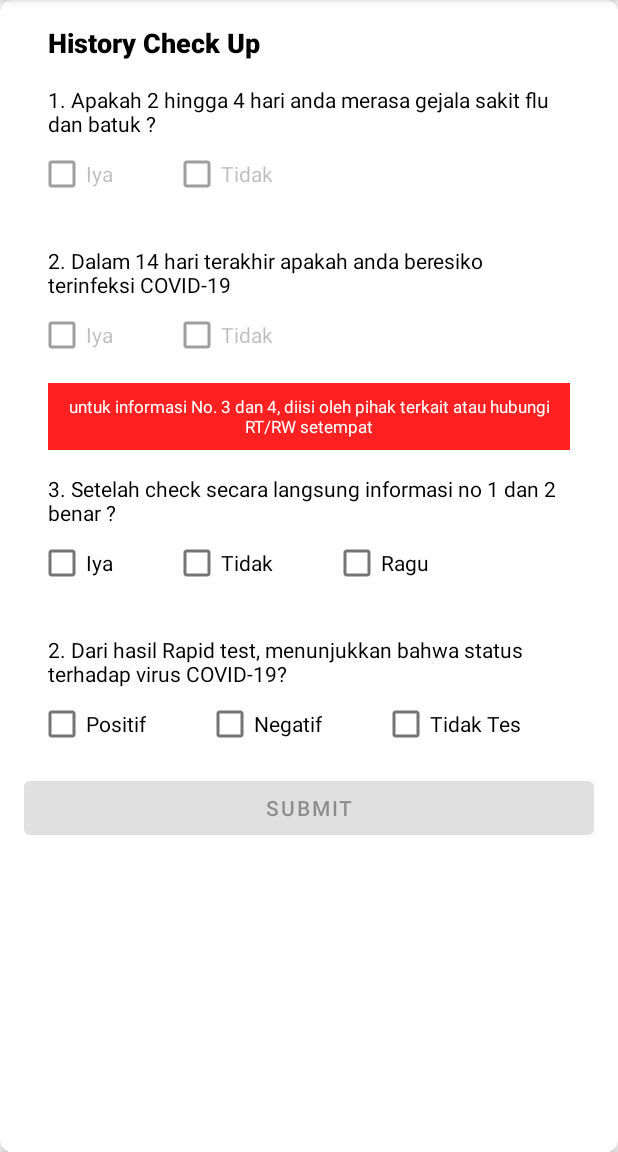
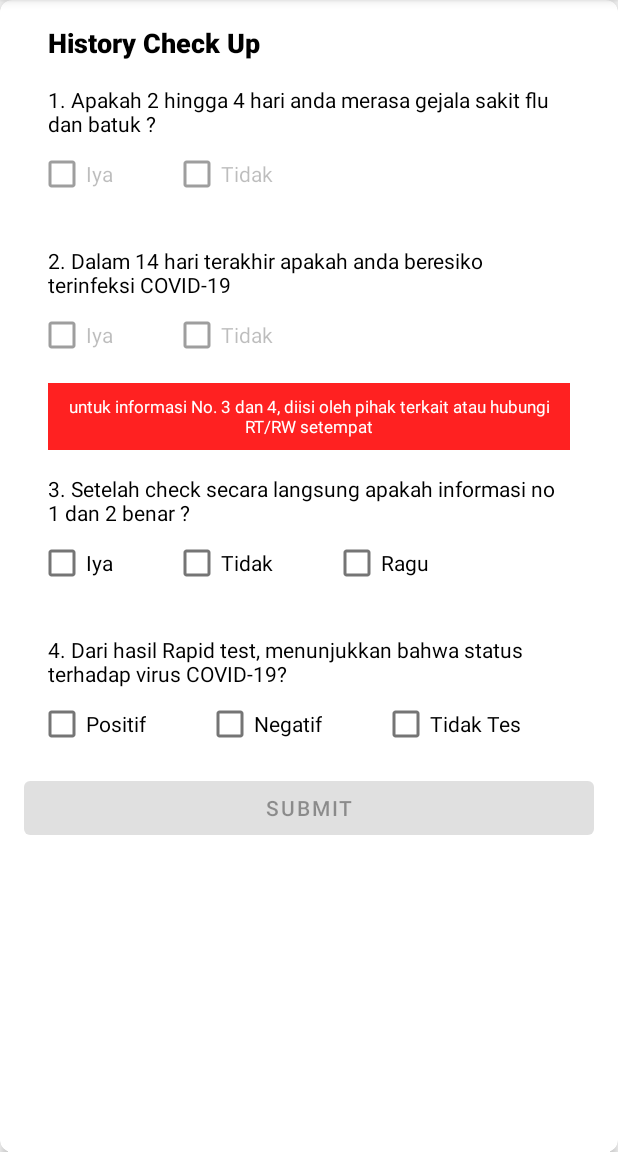
Before and after one commit to CyberJava-Developer/App3sChecker, an Android app: the QuestionnaireDetailActivity screen opened directly, with no data from a screen before it, on a phone screen of 412 x 824 dp, the part 84-1236 px from its top. Run offline under Robolectric (Android 15) with nearby library versions, the phone set to English and light mode, and no system bars; libraries missing offline, so code that uses them is left out: org.kodein.di; 12 statements that could not run were skipped.

Commit message:
change design item location

```diff
--- a/app/src/main/res/layout/item_location.xml
+++ b/app/src/main/res/layout/item_location.xml
@@ -94,14 +94,14 @@
 
             <Button
                 android:id="@+id/copybtn"
-                android:layout_width="160dp"
+                android:layout_width="140dp"
                 android:layout_height="wrap_content"
                 android:layout_margin="5dp"
                 android:text="Google Map" />
 
             <Button
                 android:id="@+id/showmap"
-                android:layout_width="160dp"
+                android:layout_width="140dp"
                 android:layout_height="wrap_content"
                 android:layout_margin="5dp"
                 android:text="Lihat Disini" />
--- a/app/src/main/res/values/strings.xml
+++ b/app/src/main/res/values/strings.xml
@@ -14,7 +14,7 @@
     <string name="vrf1" translatable="false">1. Apakah 2 hingga 4 hari anda merasa gejala sakit flu dan batuk ?</string>
     <string name="vrf2" translatable="false">2. Dalam 14 hari terakhir apakah anda beresiko terinfeksi COVID-19</string>
     <string name="vrf" translatable="false">untuk informasi No. 3 dan 4, diisi oleh pihak terkait atau hubungi RT/RW setempat</string>
-    <string name="vrf3" translatable="false">3. Setelah check secara langsung informasi no 1 dan 2 benar ?</string>
-    <string name="vrf4" translatable="false">2. Dari hasil Rapid test, menunjukkan bahwa status terhadap virus COVID-19?</string>
+    <string name="vrf3" translatable="false">3. Setelah check secara langsung apakah informasi no 1 dan 2 benar ?</string>
+    <string name="vrf4" translatable="false">4. Dari hasil Rapid test, menunjukkan bahwa status terhadap virus COVID-19?</string>
 
 </resources>
```
Also changed, not shown: app/src/main/java/gsm/gsmnetindo/app_3s_checker/ui/main/MainActivity.kt (+5 -4 lines).
